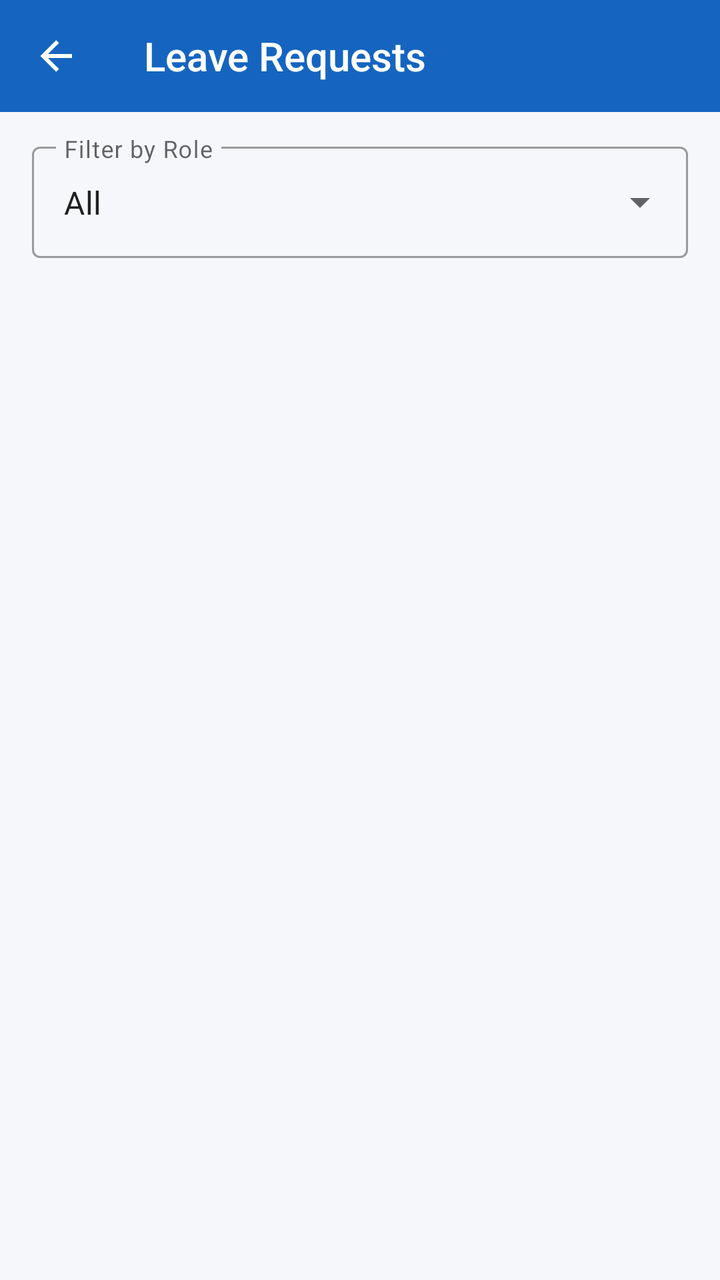
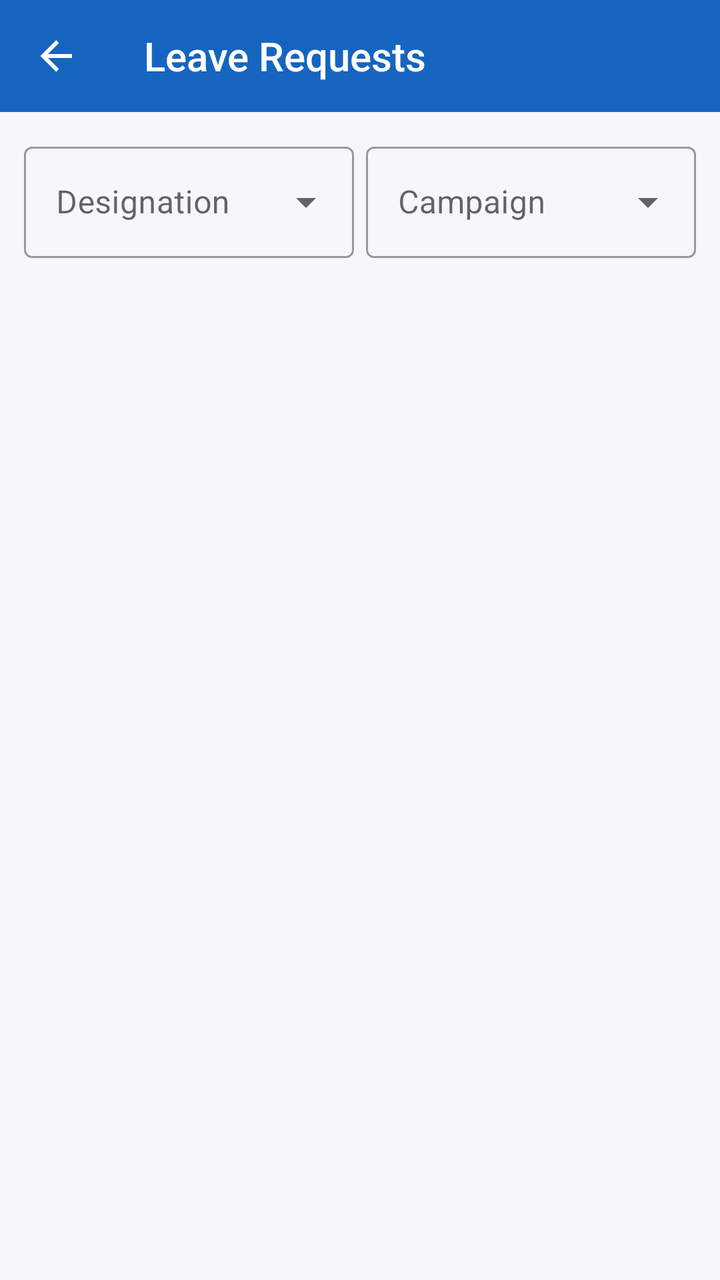

Two renders of the same Android screen: before a commit and after it. Below are the layout's source before the change and the commit's diff.
<!-- AndroidManifest.xml: application theme Theme.WorkVerse -->
<!-- res/layout/activity_admin_leave_management.xml -->
<?xml version="1.0" encoding="utf-8"?>
<LinearLayout xmlns:android="http://schemas.android.com/apk/res/android"
    xmlns:app="http://schemas.android.com/apk/res-auto"
    android:layout_width="match_parent"
    android:layout_height="match_parent"
    android:orientation="vertical"
    android:background="@color/background">

    <androidx.appcompat.widget.Toolbar
        android:id="@+id/toolbar"
        android:layout_width="match_parent"
        android:layout_height="?attr/actionBarSize"
        style="@style/WorkVerse.Toolbar"
        app:title="Leave Requests"
        app:navigationIcon="@drawable/ic_back" />

    
    <com.google.android.material.textfield.TextInputLayout
        android:id="@+id/tilRoleFilter"
        style="@style/Widget.MaterialComponents.TextInputLayout.OutlinedBox.ExposedDropdownMenu"
        android:layout_width="match_parent"
        android:layout_height="wrap_content"
        android:layout_marginHorizontal="16dp"
        android:layout_marginTop="12dp"
        android:layout_marginBottom="8dp"
        android:hint="Filter by Role">

        <AutoCompleteTextView
            android:id="@+id/actvRoleFilter"
            android:layout_width="match_parent"
            android:layout_height="wrap_content"
            android:inputType="none"
            android:text="All" />

    </com.google.android.material.textfield.TextInputLayout>

    <androidx.recyclerview.widget.RecyclerView
        android:id="@+id/recyclerView"
        android:layout_width="match_parent"
        android:layout_height="0dp"
        android:layout_weight="1"
        android:padding="8dp"
        android:clipToPadding="false" />

    <ProgressBar
        android:id="@+id/progressBar"
        android:layout_width="wrap_content"
        android:layout_height="wrap_content"
        android:layout_gravity="center"
        android:visibility="gone" />

    <TextView
        android:id="@+id/tvEmpty"
        android:layout_width="match_parent"
        android:layout_height="wrap_content"
        android:text="No data found"
        android:gravity="center"
        android:padding="40dp"
        android:textColor="@color/text_secondary"
        android:textSize="16sp"
        android:visibility="gone" />

</LinearLayout>
<!-- resources referenced by this layout -->
<resources>
  <color name="background">#F5F7FA</color>
  <color name="text_secondary">#757575</color>
  <!-- drawable ic_back (drawable) -->
  <?xml version="1.0" encoding="utf-8"?>
  <vector xmlns:android="http://schemas.android.com/apk/res/android" android:width="24dp" android:height="24dp" android:viewportWidth="24" android:viewportHeight="24">
      <path android:fillColor="#FFFFFF" android:pathData="M20,11V13H8L13.5,18.5L12.08,19.92L4.16,12L12.08,4.08L13.5,5.5L8,11H20Z"/>
  </vector>
  <style name="WorkVerse.Toolbar" parent="Widget.AppCompat.Toolbar">
          <item name="android:background">@color/primary</item>
          <item name="android:theme">@style/ThemeOverlay.AppCompat.Dark.ActionBar</item>
      </style>
  <style name="Theme.WorkVerse" parent="Theme.MaterialComponents.Light.NoActionBar">
          <item name="colorPrimary">@color/primary</item>
          <item name="colorPrimaryVariant">@color/primary_dark</item>
          <item name="colorOnPrimary">@color/white</item>
          <item name="colorSecondary">@color/accent</item>
          <item name="android:colorBackground">@color/background</item>
          <item name="android:statusBarColor">@color/primary_dark</item>
      </style>
  <color name="primary">#1565C0</color>
  <color name="primary_dark">#0D47A1</color>
  <color name="white">#FFFFFF</color>
  <color name="accent">#FF8F00</color>
</resources>

<!-- the commit's change to res/layout/activity_admin_leave_management.xml (unified diff, before → after) -->
@@ -15,24 +15,29 @@
         app:navigationIcon="@drawable/ic_back" />
 
     
-    <com.google.android.material.textfield.TextInputLayout
-        android:id="@+id/tilRoleFilter"
-        style="@style/Widget.MaterialComponents.TextInputLayout.OutlinedBox.ExposedDropdownMenu"
-        android:layout_width="match_parent"
-        android:layout_height="wrap_content"
-        android:layout_marginHorizontal="16dp"
-        android:layout_marginTop="12dp"
-        android:layout_marginBottom="8dp"
-        android:hint="Filter by Role">
+    <LinearLayout android:id="@+id/filterRow"
+        android:layout_width="match_parent" android:layout_height="wrap_content"
+        android:orientation="horizontal" android:padding="12dp">
 
-        <AutoCompleteTextView
-            android:id="@+id/actvRoleFilter"
-            android:layout_width="match_parent"
-            android:layout_height="wrap_content"
-            android:inputType="none"
-            android:text="All" />
+        <com.google.android.material.textfield.TextInputLayout
+            style="@style/Widget.MaterialComponents.TextInputLayout.OutlinedBox.ExposedDropdownMenu"
+            android:layout_width="0dp" android:layout_height="wrap_content" android:layout_weight="1"
+            android:layout_marginEnd="6dp">
+            <AutoCompleteTextView
+                android:id="@+id/actDesignationFilter"
+                android:layout_width="match_parent" android:layout_height="wrap_content"
+                android:hint="Designation" android:inputType="none"/>
+        </com.google.android.material.textfield.TextInputLayout>
 
-    </com.google.android.material.textfield.TextInputLayout>
+        <com.google.android.material.textfield.TextInputLayout
+            style="@style/Widget.MaterialComponents.TextInputLayout.OutlinedBox.ExposedDropdownMenu"
+            android:layout_width="0dp" android:layout_height="wrap_content" android:layout_weight="1">
+            <AutoCompleteTextView
+                android:id="@+id/actCampaignFilter"
+                android:layout_width="match_parent" android:layout_height="wrap_content"
+                android:hint="Campaign" android:inputType="none"/>
+        </com.google.android.material.textfield.TextInputLayout>
+    </LinearLayout>
 
     <androidx.recyclerview.widget.RecyclerView
         android:id="@+id/recyclerView"
